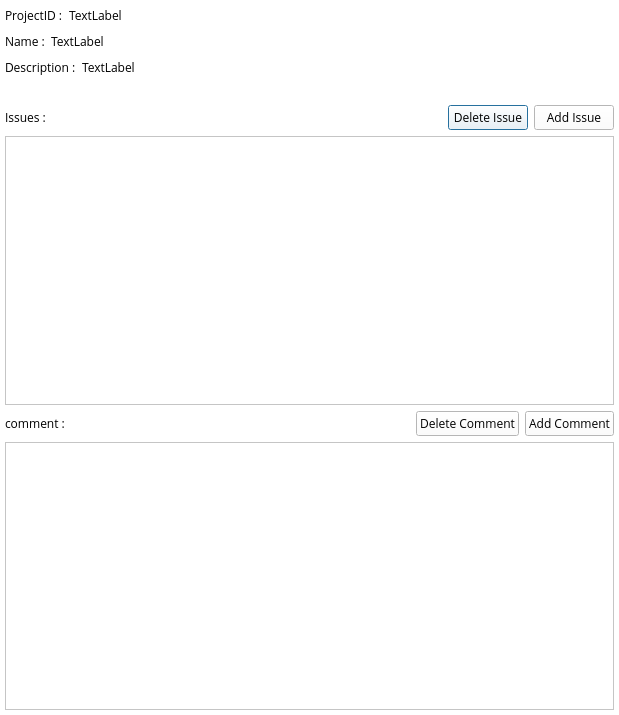
First picture: the form in proj_detail.ui, repository PROMLEE/Issue-Station, before the edit.
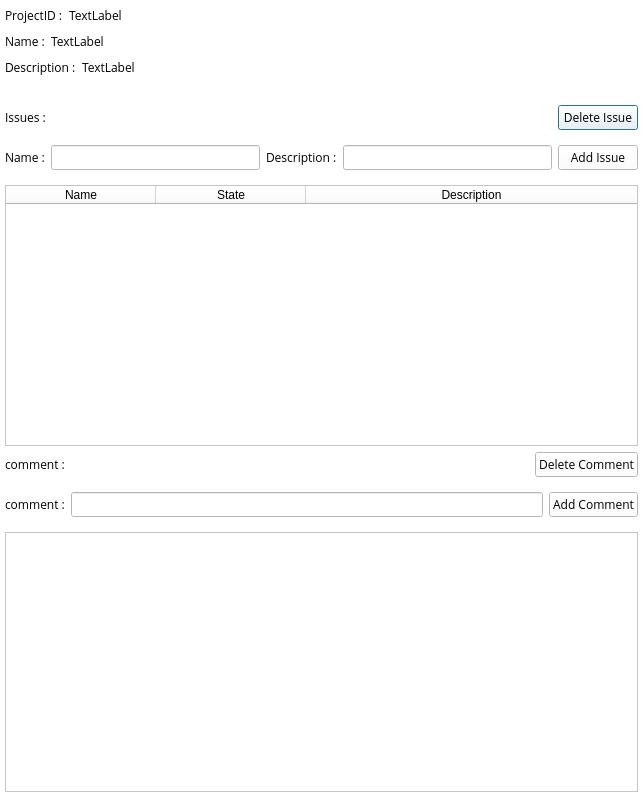
Second picture: the form after the edit.

Commit message: 프로젝트 생성,조회,검색 완료

What changed in the file:
```diff
--- a/proj_detail.ui
+++ b/proj_detail.ui
@@ -6,8 +6,8 @@
    <rect>
     <x>0</x>
     <y>0</y>
-    <width>619</width>
-    <height>715</height>
+    <width>643</width>
+    <height>797</height>
    </rect>
   </property>
   <property name="font">
@@ -220,7 +220,7 @@
          </spacer>
         </item>
         <item>
-         <widget class="QPushButton" name="pushButton_5">
+         <widget class="QPushButton" name="delete_issue">
           <property name="font">
            <font>
             <family>Open Sans</family>
@@ -231,8 +231,39 @@
           </property>
          </widget>
         </item>
+       </layout>
+      </item>
         <item>
-         <widget class="QPushButton" name="pushButton_4">
+       <widget class="QWidget" name="widget_2" native="true">
+        <layout class="QHBoxLayout" name="horizontalLayout_7">
+         <property name="leftMargin">
+          <number>0</number>
+         </property>
+         <property name="rightMargin">
+          <number>0</number>
+         </property>
+         <item>
+          <widget class="QLabel" name="label_2">
+           <property name="text">
+            <string>Name :</string>
+           </property>
+          </widget>
+         </item>
+         <item>
+          <widget class="QLineEdit" name="issue_name"/>
+         </item>
+         <item>
+          <widget class="QLabel" name="label_5">
+           <property name="text">
+            <string>Description :</string>
+           </property>
+          </widget>
+         </item>
+         <item>
+          <widget class="QLineEdit" name="issue_description"/>
+         </item>
+         <item>
+          <widget class="QPushButton" name="add_issue">
           <property name="font">
            <font>
             <family>Open Sans</family>
@@ -244,9 +275,38 @@
          </widget>
         </item>
        </layout>
+       </widget>
       </item>
       <item>
-       <widget class="QListWidget" name="listWidget_2"/>
+       <widget class="QTableWidget" name="tableWidget">
+        <attribute name="horizontalHeaderDefaultSectionSize">
+         <number>150</number>
+        </attribute>
+        <attribute name="horizontalHeaderStretchLastSection">
+         <bool>true</bool>
+        </attribute>
+        <attribute name="verticalHeaderShowSortIndicator" stdset="0">
+         <bool>false</bool>
+        </attribute>
+        <attribute name="verticalHeaderStretchLastSection">
+         <bool>false</bool>
+        </attribute>
+        <column>
+         <property name="text">
+          <string>Name</string>
+         </property>
+        </column>
+        <column>
+         <property name="text">
+          <string>State</string>
+         </property>
+        </column>
+        <column>
+         <property name="text">
+          <string>Description</string>
+         </property>
+        </column>
+       </widget>
       </item>
       <item>
        <layout class="QHBoxLayout" name="horizontalLayout_6">
@@ -276,7 +336,7 @@
          </spacer>
         </item>
         <item>
-         <widget class="QPushButton" name="pushButton_6">
+         <widget class="QPushButton" name="delete_comment">
           <property name="font">
            <font>
             <family>Open Sans</family>
@@ -287,8 +347,29 @@
           </property>
          </widget>
         </item>
+       </layout>
+      </item>
         <item>
-         <widget class="QPushButton" name="pushButton">
+       <widget class="QWidget" name="widget_3" native="true">
+        <layout class="QHBoxLayout" name="horizontalLayout_8">
+         <property name="leftMargin">
+          <number>0</number>
+         </property>
+         <property name="rightMargin">
+          <number>0</number>
+         </property>
+         <item>
+          <widget class="QLabel" name="label_9">
+           <property name="text">
+            <string>comment :</string>
+           </property>
+          </widget>
+         </item>
+         <item>
+          <widget class="QLineEdit" name="comment"/>
+         </item>
+         <item>
+          <widget class="QPushButton" name="add_comment">
           <property name="font">
            <font>
             <family>Open Sans</family>
@@ -300,9 +381,10 @@
          </widget>
         </item>
        </layout>
+       </widget>
       </item>
       <item>
-       <widget class="QListWidget" name="listWidget"/>
+       <widget class="QTableWidget" name="tableWidget_2"/>
       </item>
      </layout>
     </widget>
```
Lines whose indentation alone changed are shown as unchanged. The commit also changes 2 other files.
